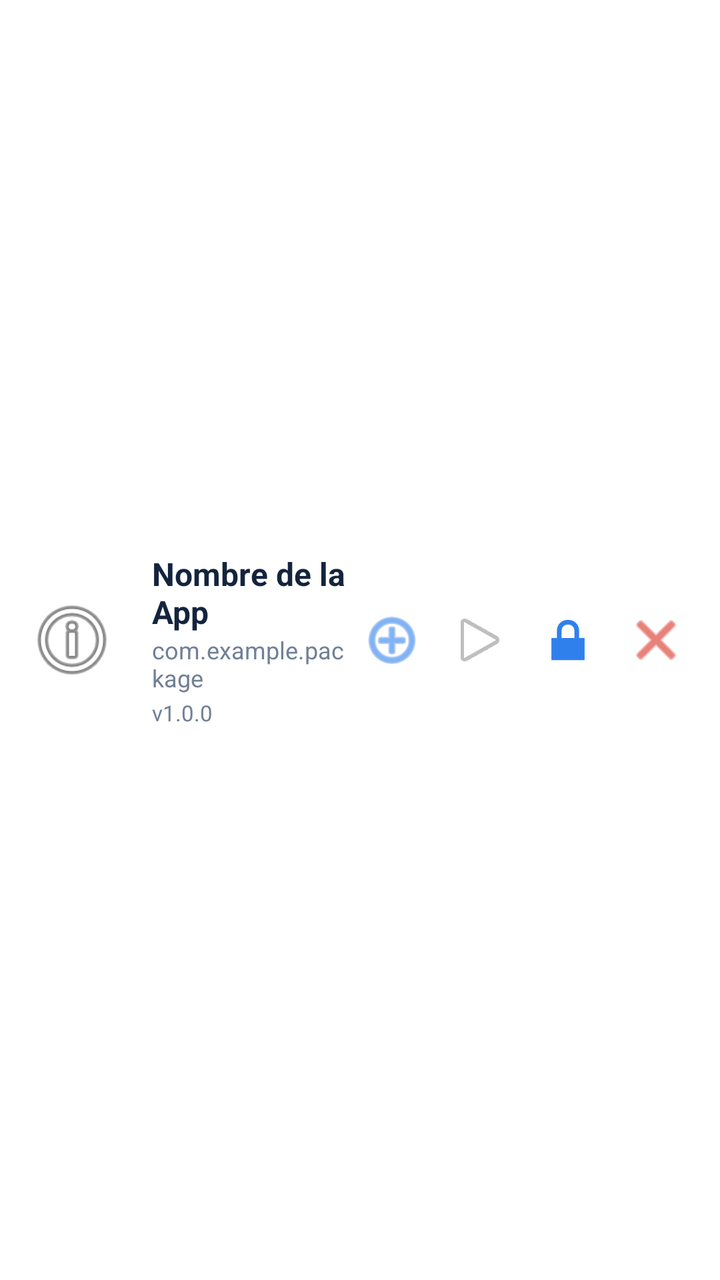
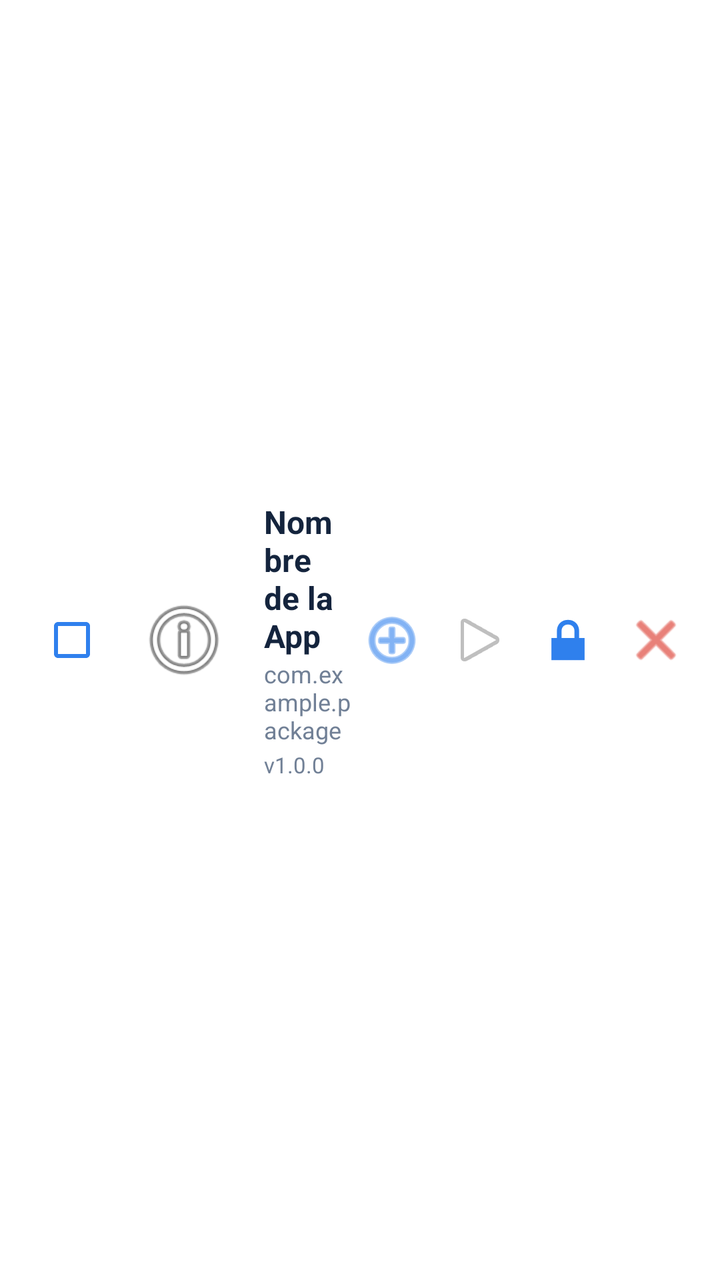

Two renders of the same Android screen: before a commit and after it. Below are the layout's source before the change and the commit's diff.
<!-- AndroidManifest.xml: application theme Theme.DexterControl -->
<!-- res/layout/item_installed_app.xml -->
<?xml version="1.0" encoding="utf-8"?>
<LinearLayout xmlns:android="http://schemas.android.com/apk/res/android"
    android:layout_width="match_parent"
    android:layout_height="wrap_content"
    android:orientation="horizontal"
    android:padding="12dp"
    android:layout_margin="4dp"
    android:background="@color/white"
    android:elevation="1dp"
    android:clickable="true"
    android:focusable="true"
    android:foreground="?attr/selectableItemBackground"
    android:gravity="center_vertical">

    
    <ImageView
        android:id="@+id/ivAppIcon"
        android:layout_width="48dp"
        android:layout_height="48dp"
        android:layout_marginEnd="16dp"
        android:contentDescription="Icono de app"
        android:src="@android:drawable/ic_menu_info_details" />

    
    <LinearLayout
        android:layout_width="0dp"
        android:layout_height="wrap_content"
        android:layout_weight="1"
        android:orientation="vertical">

        <TextView
            android:id="@+id/tvAppName"
            android:layout_width="match_parent"
            android:layout_height="wrap_content"
            android:textColor="@color/black"
            android:textSize="16sp"
            android:textStyle="bold"
            android:text="Nombre de la App" />

        <TextView
            android:id="@+id/tvPackageName"
            android:layout_width="match_parent"
            android:layout_height="wrap_content"
            android:textColor="@color/gray"
            android:textSize="12sp"
            android:text="com.example.package" />

        <TextView
            android:id="@+id/tvVersion"
            android:layout_width="match_parent"
            android:layout_height="wrap_content"
            android:textColor="@color/gray"
            android:textSize="11sp"
            android:text="v1.0.0"
            android:layout_marginTop="2dp" />

    </LinearLayout>

    
    <ImageButton
        android:id="@+id/btnPinApp"
        android:layout_width="40dp"
        android:layout_height="40dp"
        android:src="@android:drawable/ic_menu_add"
        android:background="?attr/selectableItemBackgroundBorderless"
        android:contentDescription="Fijar en launcher"
        android:tint="@color/accent"
        android:layout_marginEnd="4dp" />

    <ImageButton
        android:id="@+id/btnOpenApp"
        android:layout_width="40dp"
        android:layout_height="40dp"
        android:src="@android:drawable/ic_media_play"
        android:background="?attr/selectableItemBackgroundBorderless"
        android:contentDescription="Abrir app"
        android:layout_marginEnd="4dp" />

    <ImageButton
        android:id="@+id/btnParentalApp"
        android:layout_width="40dp"
        android:layout_height="40dp"
        android:src="@android:drawable/ic_lock_lock"
        android:background="?attr/selectableItemBackgroundBorderless"
        android:contentDescription="Control parental"
        android:tint="@color/accent"
        android:layout_marginEnd="4dp" />

    <ImageButton
        android:id="@+id/btnUninstallApp"
        android:layout_width="40dp"
        android:layout_height="40dp"
        android:src="@android:drawable/ic_menu_close_clear_cancel"
        android:background="?attr/selectableItemBackgroundBorderless"
        android:contentDescription="Desinstalar app"
        android:tint="@color/error" />

</LinearLayout>
<!-- resources referenced by this layout -->
<resources>
  <color name="accent">#2F80ED</color>
  <color name="black">#14243D</color>
  <color name="error">#D92D20</color>
  <color name="gray">#718096</color>
  <color name="white">#FFFFFF</color>
  <style name="Theme.DexterControl" parent="Theme.Material3.Light.NoActionBar">
          <item name="colorPrimary">@color/primary</item>
          <item name="colorPrimaryDark">@color/primary_dark</item>
          <item name="colorAccent">@color/accent</item>
          <item name="android:windowBackground">@color/background</item>
          <item name="android:colorPrimary">@color/primary</item>
          <item name="android:colorPrimaryDark">@color/primary_dark</item>
          <item name="android:colorAccent">@color/accent</item>
          <item name="android:statusBarColor" tools:targetApi="l">@color/primary_dark</item>
          <item name="android:navigationBarColor" tools:targetApi="l">@color/white</item>
      </style>
  <color name="primary">#0862E8</color>
  <color name="primary_dark">#0649B4</color>
  <color name="background">#F3F6FB</color>
</resources>

<!-- the commit's change to res/layout/item_installed_app.xml (unified diff, before → after) -->
@@ -11,6 +11,14 @@
     android:focusable="true"
     android:foreground="?attr/selectableItemBackground"
     android:gravity="center_vertical">
+
+    <CheckBox
+        android:id="@+id/cbSelectApp"
+        android:layout_width="wrap_content"
+        android:layout_height="wrap_content"
+        android:layout_marginEnd="8dp"
+        android:buttonTint="@color/accent"
+        android:contentDescription="Seleccionar aplicación" />
 
     
     <ImageView
